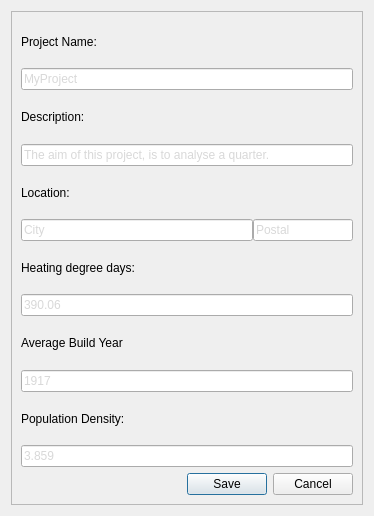
First picture: the form in mole/view/ui_project_settings_form.ui, repository UdK-VPT/Open_eQuarter, before the edit.
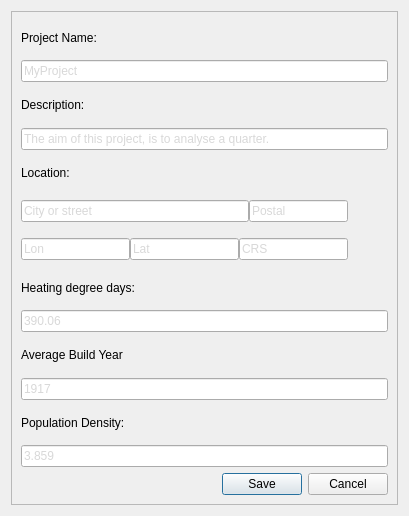
Second picture: the form after the edit. Icons and pictures are not drawn.

Commit message: - Added address-lookup capabilities to the project-settings-form - Resolved some issues with different encodings

```diff
--- a/mole/view/ui_project_settings_form.ui
+++ b/mole/view/ui_project_settings_form.ui
@@ -6,7 +6,7 @@
    <rect>
     <x>0</x>
     <y>0</y>
-    <width>374</width>
+    <width>409</width>
     <height>516</height>
    </rect>
   </property>
@@ -137,7 +137,7 @@
        </widget>
       </item>
       <item row="5" column="0">
-       <layout class="QHBoxLayout" name="location_layout" stretch="0,0">
+       <layout class="QHBoxLayout" name="location_layout" stretch="0,0,0">
         <item>
          <widget class="QLineEdit" name="location_city">
           <property name="minimumSize">
@@ -147,7 +147,7 @@
            </size>
           </property>
           <property name="text">
-           <string>City</string>
+           <string>City or street</string>
           </property>
          </widget>
         </item>
@@ -164,6 +164,29 @@
           </property>
          </widget>
         </item>
+        <item>
+         <widget class="QPushButton" name="lookup_by_address">
+          <property name="minimumSize">
+           <size>
+            <width>32</width>
+            <height>32</height>
+           </size>
+          </property>
+          <property name="toolTip">
+           <string>Lookup address</string>
+          </property>
+          <property name="text">
+           <string/>
+          </property>
+          <property name="icon">
+           <iconset resource="resources.qrc">
+            <normaloff>:/Controls/icons/magnifying_glass.png</normaloff>:/Controls/icons/magnifying_glass.png</iconset>
+          </property>
+          <property name="flat">
+           <bool>true</bool>
+          </property>
+         </widget>
+        </item>
        </layout>
       </item>
       <item row="8" column="0">
@@ -183,6 +206,54 @@
         </item>
        </layout>
       </item>
+      <item row="6" column="0">
+       <layout class="QHBoxLayout" name="horizontalLayout">
+        <item>
+         <widget class="QLineEdit" name="location_lon">
+          <property name="text">
+           <string>Lon</string>
+          </property>
+         </widget>
+        </item>
+        <item>
+         <widget class="QLineEdit" name="location_lat">
+          <property name="text">
+           <string>Lat</string>
+          </property>
+         </widget>
+        </item>
+        <item>
+         <widget class="QLineEdit" name="location_crs">
+          <property name="text">
+           <string>CRS</string>
+          </property>
+         </widget>
+        </item>
+        <item>
+         <widget class="QPushButton" name="lookup_by_coords">
+          <property name="minimumSize">
+           <size>
+            <width>32</width>
+            <height>32</height>
+           </size>
+          </property>
+          <property name="toolTip">
+           <string>Lookup coordinates</string>
+          </property>
+          <property name="text">
+           <string/>
+          </property>
+          <property name="icon">
+           <iconset resource="resources.qrc">
+            <normaloff>:/Controls/icons/magnifying_glass.png</normaloff>:/Controls/icons/magnifying_glass.png</iconset>
+          </property>
+          <property name="flat">
+           <bool>true</bool>
+          </property>
+         </widget>
+        </item>
+       </layout>
+      </item>
      </layout>
     </widget>
    </item>
```
The commit also changes 17 other files.
